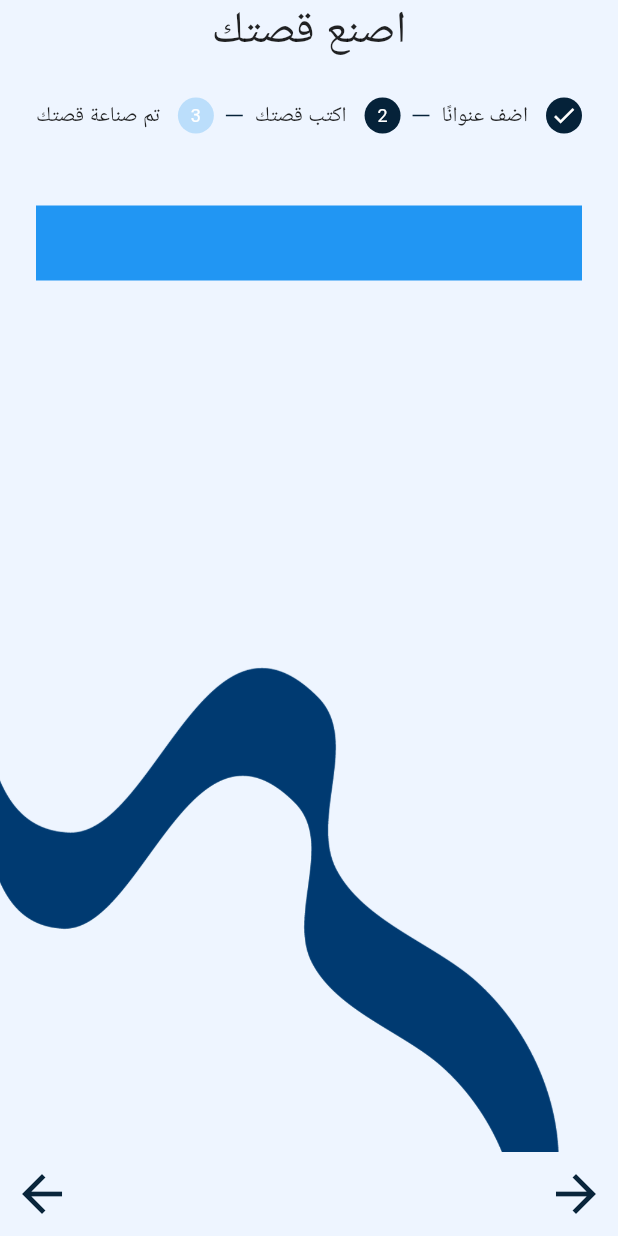
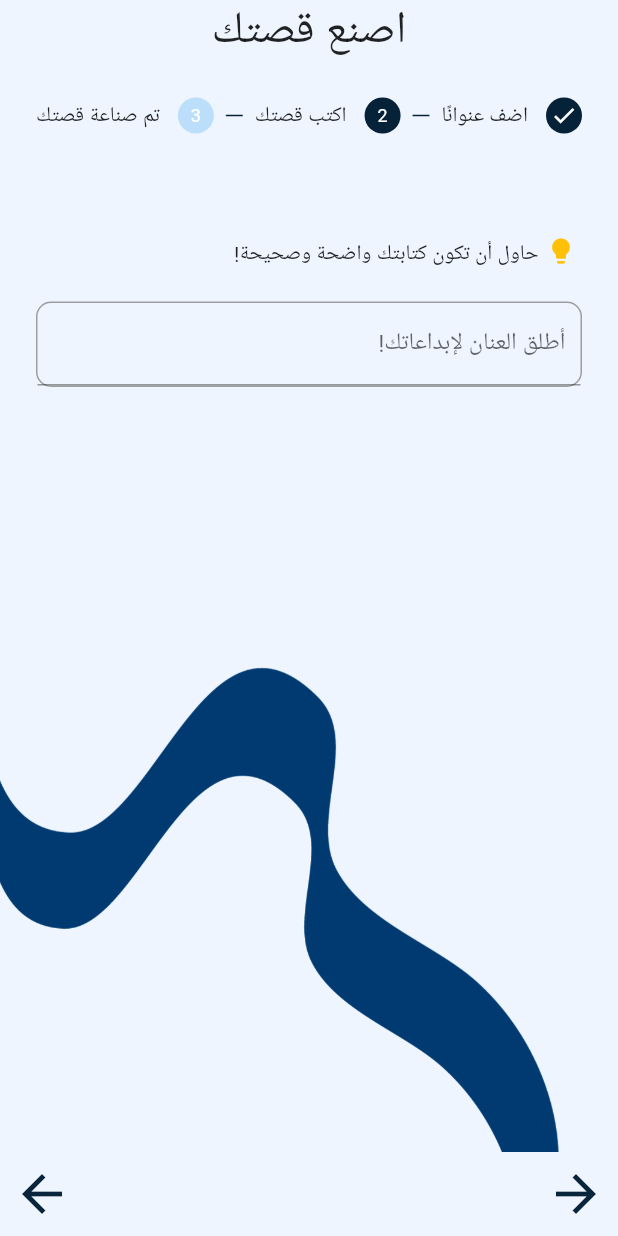
Before and after one commit to Lujain-M02/2023-GP1-6, a Flutter app: the CreateStory screen opened directly, after a tap on an icon or button, on a phone screen of 412 x 824 dp. Run offline on Flutter 3.47's test engine with Material 2 defaults, Android fonts, the phone set to English and light mode, and no system bars; our stand-ins replace animate_do, animated_text_kit, introduction_screen, lottie.

Commit message:
أضفت مكان لكتابة محتوى القصة ويتمدد حسب الطول

```diff
--- a/your_story/lib/pages/create_story_pages/create_story_content.dart
+++ b/your_story/lib/pages/create_story_pages/create_story_content.dart
@@ -7,7 +7,7 @@ class CreateStoryContent extends StatefulWidget {
   State<CreateStoryContent> createState() => _CreateStoryContent();
 }
 
-class _CreateStoryContent extends State<CreateStoryContent> {
+/*class _CreateStoryContent extends State<CreateStoryContent> {
   @override
   Widget build(BuildContext context) {
     return Container(
@@ -19,4 +19,62 @@ class _CreateStoryContent extends State<CreateStoryContent> {
     //     ),
      );
   }
+}*/
+class _CreateStoryContent extends State<CreateStoryContent> {
+  @override
+  Widget build(BuildContext context) {
+    return Column(
+      children: [
+        // this widget for the hint above the container
+        const Card(
+          color: Colors.transparent,
+          elevation: 0,
+          child: ListTile(
+            horizontalTitleGap: -15,
+            contentPadding: EdgeInsets.symmetric(
+                horizontal: 0.0), // Adjust the padding here
+            leading: Icon(
+              Icons.lightbulb,
+              color: Colors.amber,
+              size: 20,
+            ),
+            title: Text(
+              "حاول أن تكون كتابتك واضحة وصحيحة!",
+              style: TextStyle(fontSize: 14),
+            ),
+          ),
+        ),
+
+        Container(
+          // height: 50,
+          //width: MediaQuery.of(context).size.width,
+          //color: Colors.blueGrey,
+          decoration: BoxDecoration(
+            border: Border.all(color: Colors.grey),
+            borderRadius: BorderRadius.circular(10),
+          ),
+          child: TextFormField(
+            maxLines: null,
+            decoration: const InputDecoration(
+              labelText: "أطلق العنان لإبداعاتك!",
+              //hintText: "أبق عنوانك قصيرًا، معبرًا وواضحًا!",
+              /*prefixIcon: Icon(
+                Icons.lightbulb,
+                color: Colors.amber,
+                size: 20,
+              ),*/
+              contentPadding: EdgeInsets.all(10), // Add content padding
+            ),
+            validator: (value) {
+              if (value!.isEmpty || !RegExp(r'^[a-z A-Z]+$').hasMatch(value!)) {
+                return "enter correct name";
+              } else {
+                return null;
+              }
+            },
+          ),
+        ),
+      ],
+    );
+  }
 }
```
